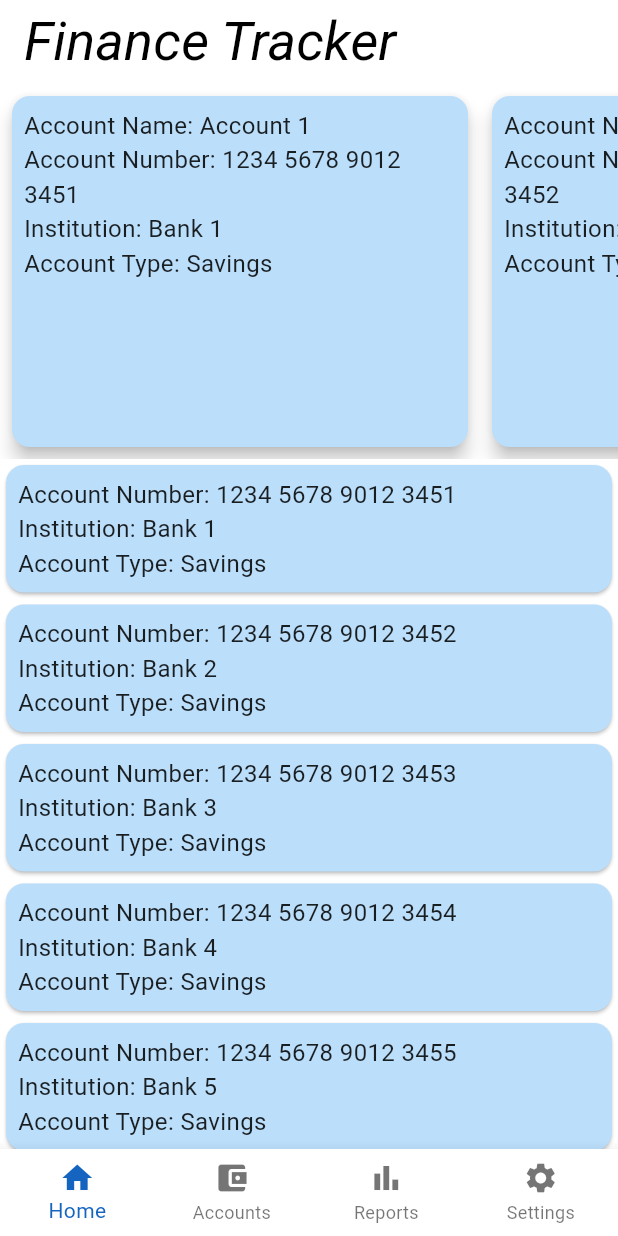
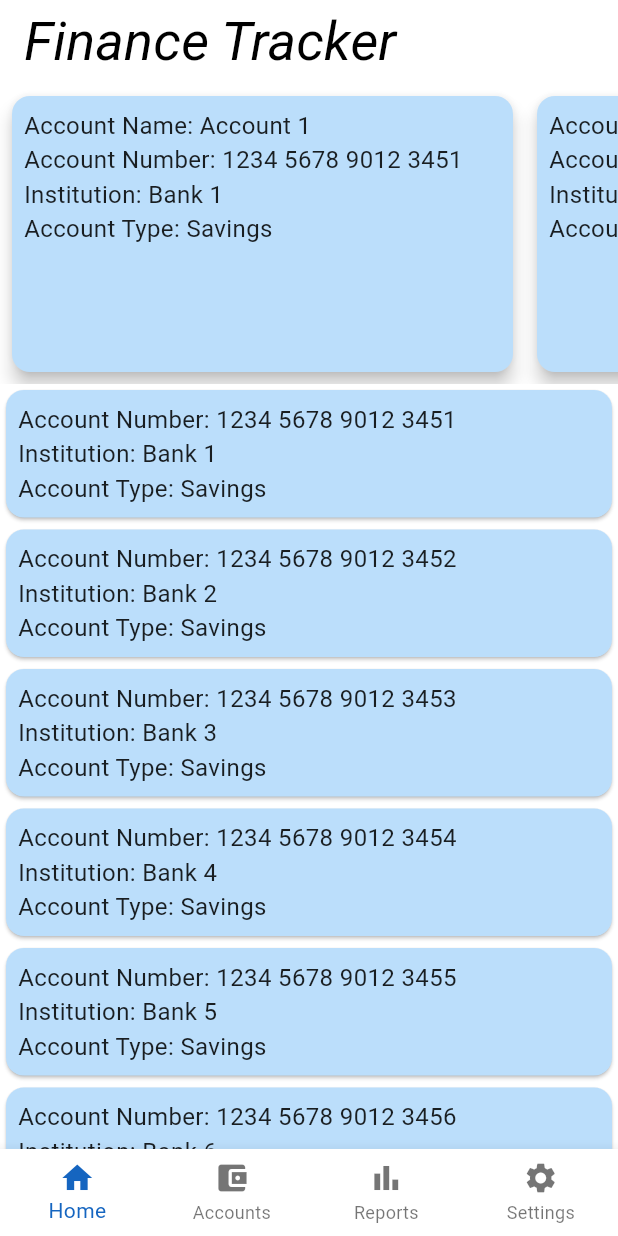
Before and after one commit to darlingson/makobili_flutter_app, a Flutter app: the screen it shows after launch, on a phone screen of 412 x 824 dp. Run offline on Flutter 3.47's test engine with Material 3 defaults, Android fonts, the phone set to English and light mode, and no system bars; Roboto replaces fonts that are missing (Hind).

Commit message:
modified the dimensions  of the balance card

```diff
--- a/lib/components/balance_card.dart
+++ b/lib/components/balance_card.dart
@@ -19,26 +19,27 @@ class BalanceCard extends StatelessWidget {
   @override
   Widget build(BuildContext context) {
     return SizedBox(
-      width: 320,
+      width: 350,
       child: Card(
-        color: Colors.blue[100], // Light blue card color for the theme
+        color: Colors.blue[100],
+        elevation: 5,
+        margin: const EdgeInsets.all(8),
         child: Padding(
-          padding: EdgeInsets.all(8.0),
+          padding: const EdgeInsets.all(8.0),
           child: Column(
             crossAxisAlignment: CrossAxisAlignment.start,
             children: <Widget>[
               Text('Account Name: $accountName',
-                  style: TextStyle(fontSize: 16)),
+                  style: const TextStyle(fontSize: 16)),
               Text('Account Number: $accountNumber',
-                  style: TextStyle(fontSize: 16)),
-              Text('Institution: $institution', style: TextStyle(fontSize: 16)),
+                  style: const TextStyle(fontSize: 16)),
+              Text('Institution: $institution',
+                  style: const TextStyle(fontSize: 16)),
               Text('Account Type: $accountType',
-                  style: TextStyle(fontSize: 16)),
+                  style: const TextStyle(fontSize: 16)),
             ],
           ),
         ),
-        elevation: 5, // Shadow depth
-        margin: EdgeInsets.all(8), // Margin around each card
       ),
     );
   }
--- a/lib/screens/home_screen.dart
+++ b/lib/screens/home_screen.dart
@@ -10,7 +10,7 @@ class HomeScreen extends StatelessWidget {
     return Column(
       children: [
         SizedBox(
-          height: 250,
+          height: 200,
           child: ListView.builder(
             scrollDirection: Axis.horizontal,
             itemCount: 10,
```
